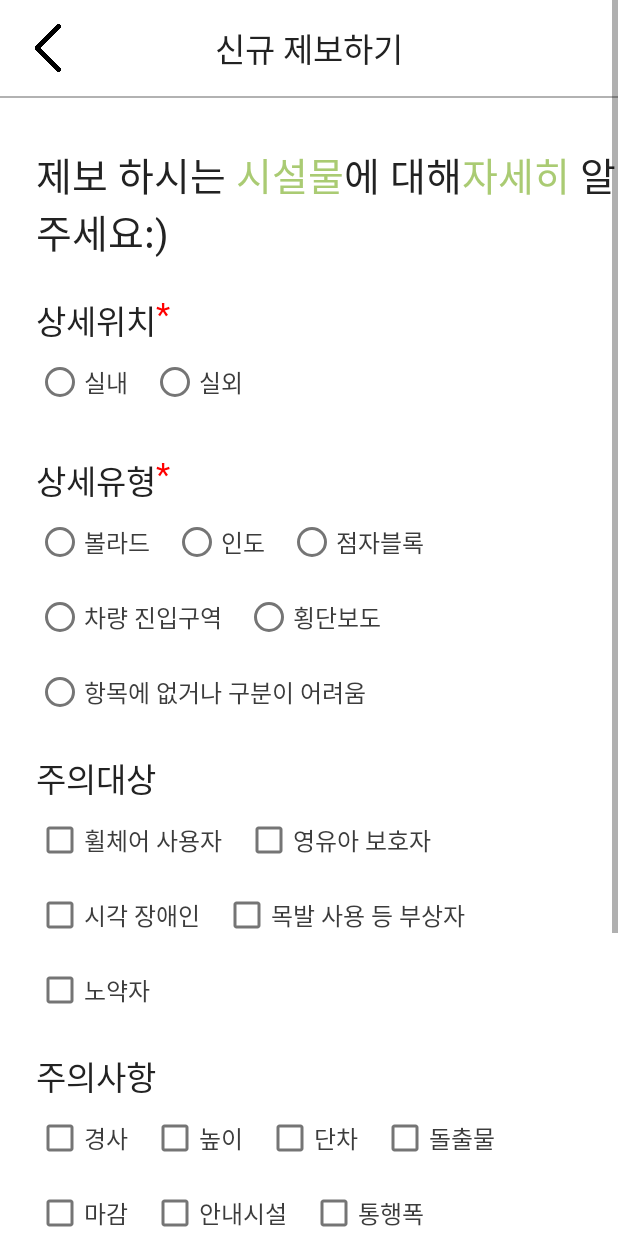
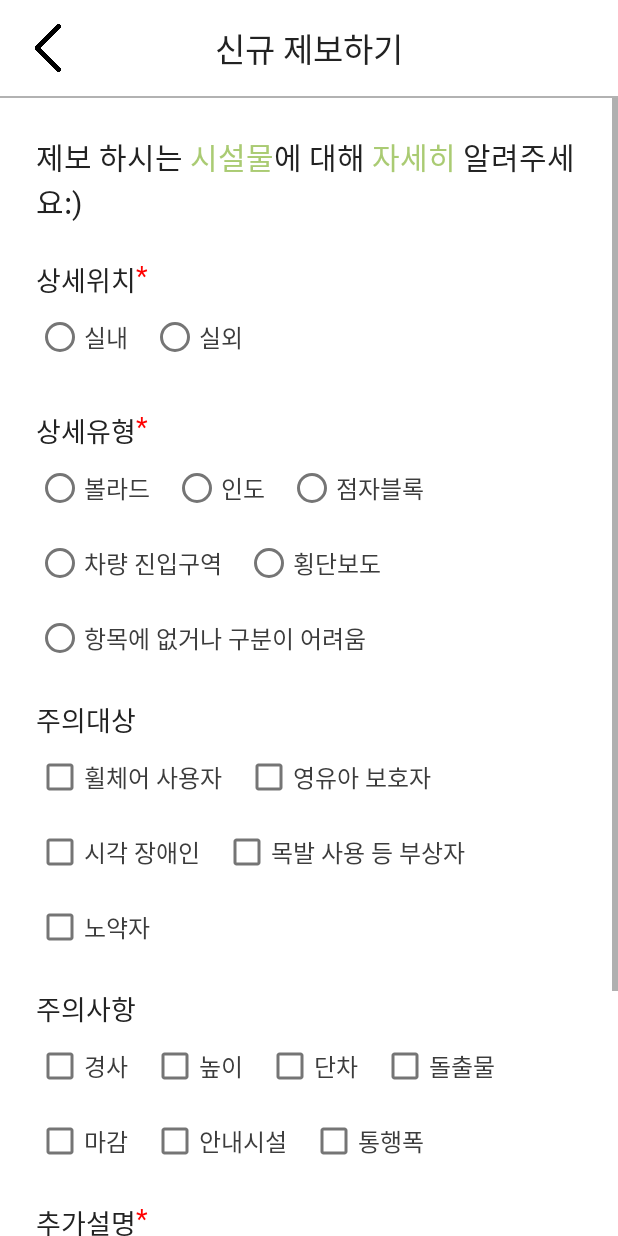
Before and after one commit to Haeeul/TA9-Term-Project, an Android app: the ReportInfoFacilityActivity screen opened directly, with no data from a screen before it, on a phone screen of 412 x 824 dp. Run offline under Robolectric (Android 15) with nearby library versions, the phone set to English and light mode, and no system bars; our stand-ins replace Firebase (no records; nobody signed in at launch, a user with empty details on screens opened directly), data binding; Roboto replaces fonts that are not available here; 4 statements that could not run were skipped.

Commit message:
[style] #17 제보하기 폰트 크기 수정

```diff
--- a/app/src/main/java/com/example/mh_term_app/ui/menu/report/ReportInfoFacilityActivity.kt
+++ b/app/src/main/java/com/example/mh_term_app/ui/menu/report/ReportInfoFacilityActivity.kt
@@ -40,7 +40,7 @@ class ReportInfoFacilityActivity : BaseActivity<ActivityReportInfoFacilityBindin
                     .getString(R.string.desc_report_type_facility_start),
                 MHApplication.getApplicationContext()
                     .getString(R.string.desc_report_type_facility_end),
-                7, 10, 0, 3
+                7, 10, 2, 5
             )
         }
     }
--- a/app/src/main/res/layout/activity_report_info_facility.xml
+++ b/app/src/main/res/layout/activity_report_info_facility.xml
@@ -14,27 +14,27 @@
         android:layout_height="match_parent"
         tools:context=".ui.menu.report.ReportInfoFacilityActivity">
 
+        <include
+            android:id="@+id/tb_report_info_facility"
+            layout="@layout/tb_title_with_btn"
+            android:layout_width="match_parent"
+            android:layout_height="wrap_content"
+            app:layout_constraintEnd_toEndOf="parent"
+            app:layout_constraintStart_toStartOf="parent"
+            app:layout_constraintTop_toTopOf="parent" />
+
         <ScrollView
             android:layout_width="match_parent"
-            android:layout_height="match_parent"
+            android:layout_height="0dp"
             android:fillViewport="true"
             app:layout_constraintBottom_toBottomOf="parent"
             app:layout_constraintEnd_toEndOf="parent"
             app:layout_constraintStart_toStartOf="parent"
-            app:layout_constraintTop_toTopOf="parent">
+            app:layout_constraintTop_toBottomOf="@+id/tb_report_info_facility">
 
             <androidx.constraintlayout.widget.ConstraintLayout
                 android:layout_width="match_parent"
                 android:layout_height="wrap_content">
-
-                <include
-                    android:id="@+id/tb_report_info_facility"
-                    layout="@layout/tb_title_with_btn"
-                    android:layout_width="match_parent"
-                    android:layout_height="wrap_content"
-                    app:layout_constraintEnd_toEndOf="parent"
-                    app:layout_constraintStart_toStartOf="parent"
-                    app:layout_constraintTop_toTopOf="parent" />
 
                 <TextView
                     android:id="@+id/txt_report_info_facility_title"
@@ -42,11 +42,12 @@
                     android:layout_width="0dp"
                     android:layout_height="wrap_content"
                     android:layout_marginStart="24dp"
-                    android:layout_marginTop="32dp"
+                    android:layout_marginTop="24dp"
                     android:layout_marginEnd="24dp"
-                    android:textSize="26dp"
+                    android:textSize="20dp"
+                    app:layout_constraintEnd_toEndOf="parent"
                     app:layout_constraintStart_toStartOf="parent"
-                    app:layout_constraintTop_toBottomOf="@+id/tb_report_info_facility" />
+                    app:layout_constraintTop_toTopOf="parent" />
 
                 <TextView
                     android:id="@+id/textView46"
@@ -55,7 +56,7 @@
                     android:layout_height="wrap_content"
                     android:layout_marginTop="24dp"
                     android:text="@string/sub_title_location_detail"
-                    android:textSize="22dp"
+                    android:textSize="18dp"
                     app:layout_constraintStart_toStartOf="@+id/txt_report_info_facility_title"
                     app:layout_constraintTop_toBottomOf="@+id/txt_report_info_facility_title" />
 
@@ -66,7 +67,7 @@
                     android:layout_height="wrap_content"
                     android:text="*"
                     android:textColor="@color/red"
-                    android:textSize="22dp"
+                    android:textSize="18dp"
                     app:layout_constraintStart_toEndOf="@+id/textView46"
                     app:layout_constraintTop_toTopOf="@+id/textView46" />
 
@@ -103,7 +104,7 @@
                     android:layout_height="wrap_content"
                     android:layout_marginTop="24dp"
                     android:text="@string/sub_title_type_detail"
-                    android:textSize="22dp"
+                    android:textSize="18dp"
                     app:layout_constraintStart_toStartOf="@+id/textView46"
                     app:layout_constraintTop_toBottomOf="@+id/rg_location_facility" />
 
@@ -114,7 +115,7 @@
                     android:layout_height="wrap_content"
                     android:text="*"
                     android:textColor="@color/red"
-                    android:textSize="22dp"
+                    android:textSize="18dp"
                     app:layout_constraintStart_toEndOf="@+id/textView57"
                     app:layout_constraintTop_toTopOf="@+id/textView57" />
 
@@ -203,7 +204,7 @@
                     android:layout_height="wrap_content"
                     android:layout_marginTop="16dp"
                     android:text="@string/sub_title_warning_target"
-                    android:textSize="22dp"
+                    android:textSize="18dp"
                     app:layout_constraintStart_toStartOf="@+id/textView57"
                     app:layout_constraintTop_toBottomOf="@+id/rg_facility_type_3" />
 
@@ -212,9 +213,9 @@
                     style="@style/checkBoxText"
                     android:layout_width="wrap_content"
                     android:layout_height="50dp"
+                    android:onClick="onFacilityTargetClicked"
                     android:paddingRight="15dp"
                     android:text="@string/txt_user_type_wheelchair"
-                    android:onClick="onFacilityTargetClicked"
                     app:layout_constraintStart_toStartOf="@+id/textView59"
                     app:layout_constraintTop_toBottomOf="@+id/textView59" />
 
@@ -223,9 +224,9 @@
                     style="@style/checkBoxText"
                     android:layout_width="wrap_content"
                     android:layout_height="50dp"
+                    android:onClick="onFacilityTargetClicked"
                     android:paddingRight="15dp"
                     android:text="@string/txt_user_type_guardian"
-                    android:onClick="onFacilityTargetClicked"
                     app:layout_constraintStart_toEndOf="@+id/cb_facility_target_wheelchair"
                     app:layout_constraintTop_toTopOf="@+id/cb_facility_target_wheelchair" />
 
@@ -234,9 +235,9 @@
                     style="@style/checkBoxText"
                     android:layout_width="wrap_content"
                     android:layout_height="50dp"
+                    android:onClick="onFacilityTargetClicked"
                     android:paddingRight="15dp"
                     android:text="@string/txt_user_type_handicap"
-                    android:onClick="onFacilityTargetClicked"
                     app:layout_constraintStart_toStartOf="@+id/cb_facility_target_wheelchair"
                     app:layout_constraintTop_toBottomOf="@+id/cb_facility_target_wheelchair" />
 
@@ -245,9 +246,9 @@
                     style="@style/checkBoxText"
                     android:layout_width="wrap_content"
                     android:layout_height="50dp"
+                    android:onClick="onFacilityTargetClicked"
                     android:paddingRight="15dp"
                     android:text="@string/txt_user_type_injured"
-                    android:onClick="onFacilityTargetClicked"
                     app:layout_constraintStart_toEndOf="@+id/cb_facility_target_handicap"
                     app:layout_constraintTop_toBottomOf="@+id/cb_facility_target_guardian" />
 
@@ -256,9 +257,9 @@
                     style="@style/checkBoxText"
                     android:layout_width="wrap_content"
                     android:layout_height="50dp"
+                    android:onClick="onFacilityTargetClicked"
                     android:paddingRight="15dp"
                     android:text="@string/txt_user_type_old"
-                    android:onClick="onFacilityTargetClicked"
                     app:layout_constraintStart_toStartOf="@+id/cb_facility_target_handicap"
                     app:layout_constraintTop_toBottomOf="@+id/cb_facility_target_handicap" />
 
@@ -269,7 +270,7 @@
                     android:layout_height="wrap_content"
                     android:layout_marginTop="16dp"
                     android:text="@string/sub_title_warning"
-                    android:textSize="22dp"
+                    android:textSize="18dp"
                     app:layout_constraintStart_toStartOf="@+id/textView59"
                     app:layout_constraintTop_toBottomOf="@+id/cb_facility_target_old" />
 
@@ -278,9 +279,9 @@
                     style="@style/checkBoxText"
                     android:layout_width="wrap_content"
                     android:layout_height="50dp"
+                    android:onClick="onFacilityWaningClicked"
                     android:paddingRight="15dp"
                     android:text="@string/txt_warning_slope"
-                    android:onClick="onFacilityWaningClicked"
                     app:layout_constraintStart_toStartOf="@+id/textView60"
                     app:layout_constraintTop_toBottomOf="@+id/textView60" />
 
@@ -289,9 +290,9 @@
                     style="@style/checkBoxText"
                     android:layout_width="wrap_content"
                     android:layout_height="50dp"
+                    android:onClick="onFacilityWaningClicked"
                     android:paddingRight="15dp"
                     android:text="@string/txt_warning_height"
-                    android:onClick="onFacilityWaningClicked"
                     app:layout_constraintStart_toEndOf="@+id/cb_facility_warning_slope"
                     app:layout_constraintTop_toTopOf="@+id/cb_facility_warning_slope" />
 
@@ -300,9 +301,9 @@
                     style="@style/checkBoxText"
                     android:layout_width="wrap_content"
                     android:layout_height="50dp"
+                    android:onClick="onFacilityWaningClicked"
                     android:paddingRight="15dp"
                     android:text="@string/txt_warning_offset"
-                    android:onClick="onFacilityWaningClicked"
                     app:layout_constraintStart_toEndOf="@+id/cb_facility_warning_height"
                     app:layout_constraintTop_toTopOf="@+id/cb_facility_warning_height" />
 
@@ -311,9 +312,9 @@
                     style="@style/checkBoxText"
                     android:layout_width="wrap_content"
                     android:layout_height="50dp"
+                    android:onClick="onFacilityWaningClicked"
                     android:paddingRight="15dp"
                     android:text="@string/txt_warning_out"
-                    android:onClick="onFacilityWaningClicked"
                     app:layout_constraintStart_toEndOf="@+id/cb_facility_warning_offset"
                     app:layout_constraintTop_toTopOf="@+id/cb_facility_warning_offset" />
 
@@ -322,9 +323,9 @@
                     style="@style/checkBoxText"
                     android:layout_width="wrap_content"
                     android:layout_height="50dp"
+                    android:onClick="onFacilityWaningClicked"
                     android:paddingRight="15dp"
                     android:text="@string/txt_warning_finish"
-                    android:onClick="onFacilityWaningClicked"
                     app:layout_constraintStart_toStartOf="@+id/cb_facility_warning_slope"
                     app:layout_constraintTop_toBottomOf="@+id/cb_facility_warning_slope" />
 
@@ -333,9 +334,9 @@
                     style="@style/checkBoxText"
                     android:layout_width="wrap_content"
                     android:layout_height="50dp"
+                    android:onClick="onFacilityWaningClicked"
                     android:paddingRight="15dp"
                     android:text="@string/txt_warning_info"
-                    android:onClick="onFacilityWaningClicked"
                     app:layout_constraintStart_toEndOf="@+id/cb_facility_warning_finish"
                     app:layout_constraintTop_toTopOf="@+id/cb_facility_warning_finish" />
 
@@ -344,9 +345,9 @@
                     style="@style/checkBoxText"
                     android:layout_width="wrap_content"
                     android:layout_height="50dp"
+                    android:onClick="onFacilityWaningClicked"
                     android:paddingRight="15dp"
                     android:text="@string/txt_warning_width"
-                    android:onClick="onFacilityWaningClicked"
                     app:layout_constraintStart_toEndOf="@+id/cb_facility_warning_info"
                     app:layout_constraintTop_toTopOf="@+id/cb_facility_warning_info" />
 
@@ -357,7 +358,7 @@
                     android:layout_height="wrap_content"
                     android:layout_marginTop="16dp"
                     android:text="@string/sub_title_info_plus"
-                    android:textSize="22dp"
+                    android:textSize="18dp"
                     app:layout_constraintStart_toStartOf="@+id/cb_facility_warning_finish"
                     app:layout_constraintTop_toBottomOf="@+id/cb_facility_warning_finish" />
 
@@ -368,7 +369,7 @@
                     android:layout_height="wrap_content"
                     android:text="*"
                     android:textColor="@color/red"
-                    android:textSize="22dp"
+                    android:textSize="18dp"
                     app:layout_constraintStart_toEndOf="@+id/textView61"
                     app:layout_constraintTop_toTopOf="@+id/textView61" />
 
@@ -385,8 +386,8 @@
                     android:maxLines="10"
                     android:paddingHorizontal="16dp"
                     android:paddingVertical="16dp"
-                    android:textSize="18dp"
                     android:text="@={vm.plusInfoTxt}"
+                    android:textSize="16dp"
                     app:layout_constraintEnd_toEndOf="parent"
                     app:layout_constraintStart_toStartOf="@+id/textView61"
                     app:layout_constraintTop_toBottomOf="@+id/textView61" />
@@ -399,10 +400,10 @@
                     android:layout_marginTop="32dp"
                     android:layout_marginBottom="35dp"
                     android:background="@drawable/selector_sign_btn"
+                    android:enabled="@{vm.isValidStoreCompleteBtn}"
+                    android:onClick="postReportFacility"
                     android:text="@string/txt_complete"
                     android:textColor="@color/white"
-                    android:enabled="@{vm.isValidStoreCompleteBtn}"
-                    android:onClick="postReportFacility"
                     app:layout_constraintBottom_toBottomOf="parent"
                     app:layout_constraintEnd_toEndOf="@+id/edt_report_info_facility_plus"
                     app:layout_constraintStart_toStartOf="@+id/edt_report_info_facility_plus"
--- a/app/src/main/res/values/strings.xml
+++ b/app/src/main/res/values/strings.xml
@@ -115,8 +115,8 @@
     <string name="hint_info_plus_input">자세한 설명일수록 다른 사용자들에게 도움이 됩니다.</string>
 
     <!-- menu : report/info/facility -->
-    <string name="desc_report_type_facility_start">제보 하시는 시설물에 대해 </string>
-    <string name="desc_report_type_facility_end">자세히 알려주세요:)</string>
+    <string name="desc_report_type_facility_start">제보 하시는 시설물에 대</string>
+    <string name="desc_report_type_facility_end">해 자세히 알려주세요:)</string>
     <string name="sub_title_location_detail">상세위치</string>
     <string name="txt_inside">실내</string>
     <string name="txt_outside">실외</string>
```
